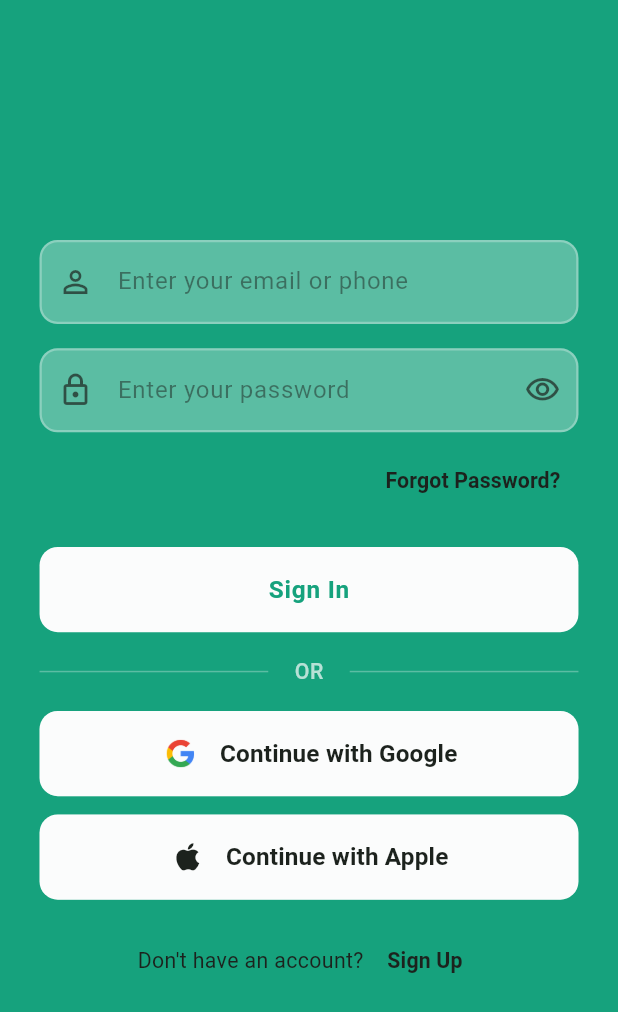
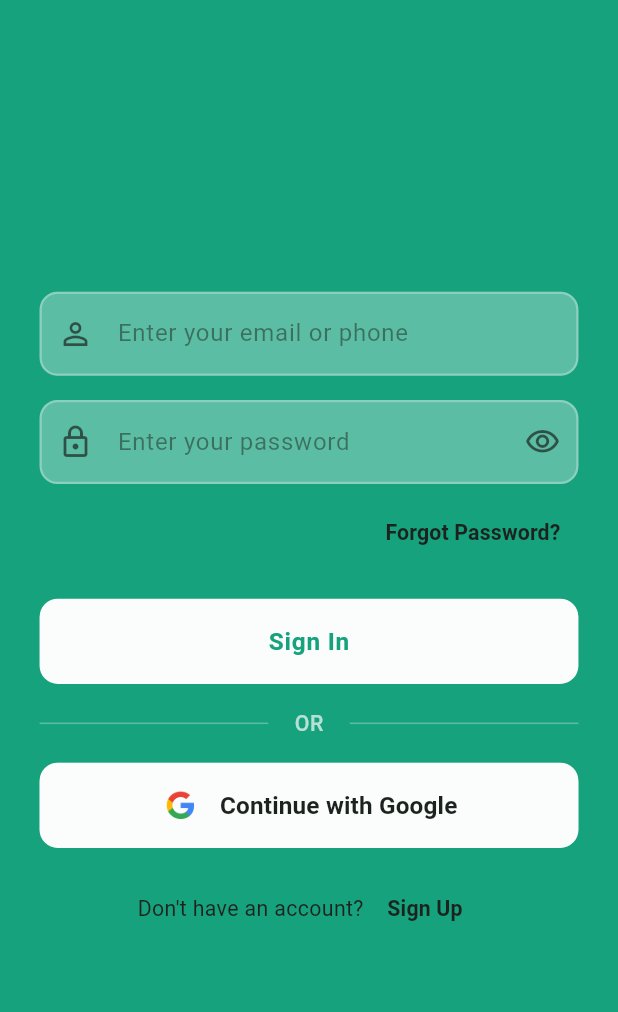
Before and after one commit to devmhsagar/realtog, a Flutter app: the screen it shows after launch, on a phone screen of 412 x 824 dp. Shown: the top 1012 px of the screen. Run offline on Flutter 3.47's test engine with Material 3 defaults, Android fonts, the phone set to English and light mode, and no system bars; our stand-ins replace camera, dio, flutter_riverpod, flutter_screenutil, flutter_secure_storage, fpdart and 5 more.

Commit message:
Removed apple login

```diff
--- a/lib/pages/auth/login_page.dart
+++ b/lib/pages/auth/login_page.dart
@@ -275,48 +275,6 @@ class _LoginPageState extends ConsumerState<LoginPage> {
                               ),
                             ),
                           ),
-                          SizedBox(height: 12.h),
-
-                          // Apple Sign In Button
-                          SizedBox(
-                            height: 56.h,
-                            child: OutlinedButton(
-                              onPressed: () {
-                                // TODO: Implement Apple sign in
-                              },
-                              style: OutlinedButton.styleFrom(
-                                backgroundColor: AppColors.white,
-                                foregroundColor: AppColors.textPrimary,
-                                side: BorderSide(
-                                  color: AppColors.white.withValues(alpha: 0.3),
-                                  width: 1.5,
-                                ),
-                                shape: RoundedRectangleBorder(
-                                  borderRadius: BorderRadius.circular(12.r),
-                                ),
-                              ),
-                              child: Row(
-                                mainAxisAlignment: MainAxisAlignment.center,
-                                children: [
-                                  // Apple Icon (using Material Icons as placeholder)
-                                  Icon(
-                                    Icons.apple,
-                                    size: 24.sp,
-                                    color: AppColors.textPrimary,
-                                  ),
-                                  SizedBox(width: 12.w),
-                                  Text(
-                                    'Continue with Apple',
-                                    style: TextStyle(
-                                      fontSize: 16.sp,
-                                      fontWeight: FontWeight.w600,
-                                      color: AppColors.textPrimary,
-                                    ),
-                                  ),
-                                ],
-                              ),
-                            ),
-                          ),
                           SizedBox(height: 16.h),
 
                           // Register Link
```
